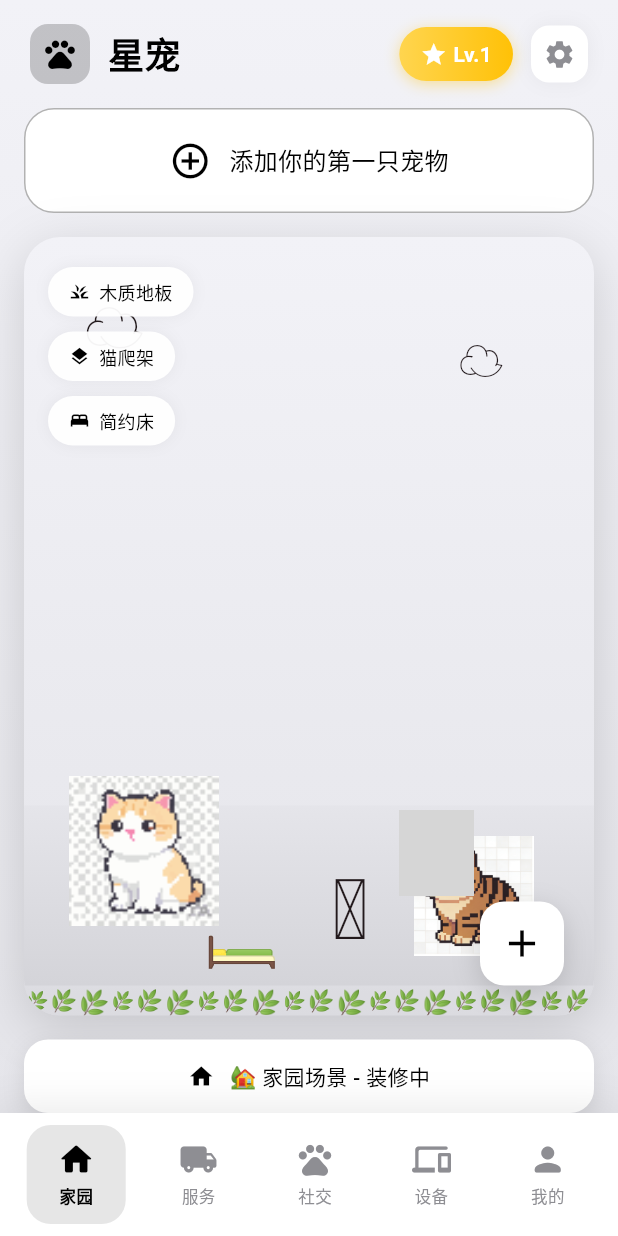
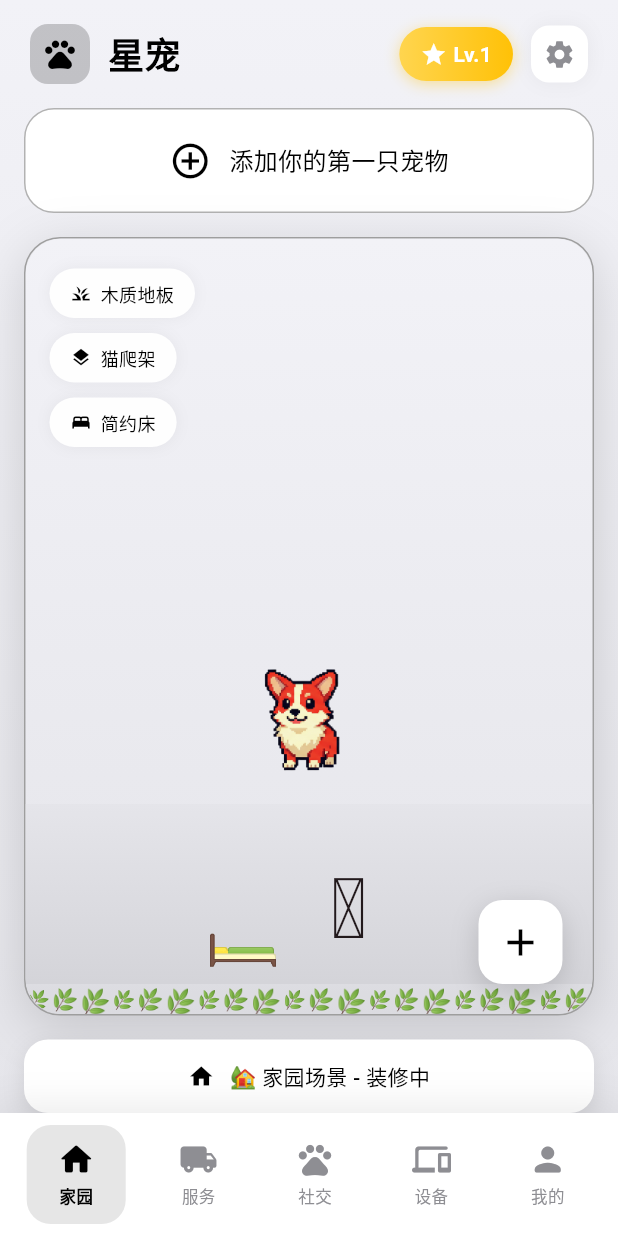
Before and after one commit to Sentheecode/StarPetApp, a Flutter app: the screen it shows after launch, on a phone screen of 412 x 824 dp. Run offline on Flutter 3.47's test engine with Material 3 defaults, Android fonts, the phone set to English and light mode, and no system bars; our stand-ins replace flutter_local_notifications, geolocator, shared_preferences, sqflite; accounts and stored records are empty; network calls fail; Roboto replaces fonts that are missing (System); grey boxes are pictures that could not be loaded.

Commit message:
v3.5.0: 优化主页柯基动画，移除猫咪素材，加边框

```diff
--- a/lib/main.dart
+++ b/lib/main.dart
@@ -15,6 +15,8 @@ import 'services/data_manager.dart';
 import 'services/ota_updater.dart';
 import 'services/home_data.dart';
 import 'services/notification_service.dart';
+import 'widgets/corgi_pet.dart';
+import 'pages/pet_showcase_page.dart';
 import 'pages/theme_settings_page.dart';
 import 'pages/sign_in_page.dart';
 import 'pages/achievements_page.dart';
@@ -956,6 +958,7 @@ class _HomePageState extends State<HomePage> {
       margin: const EdgeInsets.all(16),
       decoration: BoxDecoration(
         borderRadius: BorderRadius.circular(24),
+        border: Border.all(color: Colors.grey, width: 1),
         boxShadow: [
           BoxShadow(
             color: StarPetApp.primaryColor.withValues(alpha: 0.15),
@@ -978,16 +981,22 @@ class _HomePageState extends State<HomePage> {
                 ),
               ),
             ),
-            // 云朵装饰
-            const Positioned(
-              top: 30,
-              left: 40,
-              child: Text('☁️', style: TextStyle(fontSize: 40)),
-            ),
-            const Positioned(
-              top: 60,
-              right: 60,
-              child: Text('☁️', style: TextStyle(fontSize: 30)),
+            // 宠物动画 - 柯基
+            Positioned(
+              bottom: 150,
+              left: 0,
+              right: 0,
+              child: Center(
+                child: GestureDetector(
+                  onTap: () {
+                    Navigator.push(context, MaterialPageRoute(builder: (_) => const PetShowcasePage()));
+                  },
+                  child: const CorgiPet(
+                    size: 100,
+                    isWalking: false,
+                  ),
+                ),
+              ),
             ),
             // 地面
             Positioned(
@@ -1024,54 +1033,6 @@ class _HomePageState extends State<HomePage> {
                 ),
               ),
             ),
-            // 猫咪图片1
-            Positioned(
-              bottom: 60,
-              left: 30,
-              child: Image.asset(
-                'assets/pets/cat/british_short/british_short_01.png',
-                width: 100,
-                height: 100,
-                fit: BoxFit.contain,
-              ),
-            ),
-            // 精灵图动画
-            Positioned(
-              bottom: 60,
-              left: 30,
-              child: Image.asset(
-                'assets/pets/cat/british_short/british_short_01_frame$_petFrameIndex.png',
-                width: 100,
-                height: 100,
-                fit: BoxFit.contain,
-                errorBuilder: (context, error, stackTrace) => Text('🐱', style: TextStyle(fontSize: 72)),
-              ),
-            ),
-            // 第二只猫
-            Positioned(
-              bottom: 40,
-              right: 40,
-              child: Image.asset(
-                'assets/pets/cat/british_short/british_short_02_frame1.png',
-                width: 80,
-                height: 80,
-                fit: BoxFit.contain,
-                errorBuilder: (context, error, stackTrace) => Text('🐱', style: TextStyle(fontSize: 56)),
-              ),
-            ),
-            // 猫咪图片3
-            Positioned(
-              bottom: 80,
-              right: 80,
-              child: Image.asset(
-                'assets/pets/cat/british_short/british_short_03.png',
-                width: 60,
-                height: 60,
-                fit: BoxFit.contain,
-                errorBuilder: (context, error, stackTrace) => Text('🐱', style: TextStyle(fontSize: 40)),
-              ),
-            ),
-            // 家具 - 猫爬架
             const Positioned(
               bottom: 30,
               right: 150,
--- a/lib/widgets/corgi_pet.dart
+++ b/lib/widgets/corgi_pet.dart
@@ -23,7 +23,7 @@ class _CorgiPetState extends State<CorgiPet> with TickerProviderStateMixin {
     super.initState();
     _controller = AnimationController(
       vsync: this,
-      duration: Duration(milliseconds: widget.isWalking ? 400 : 800),
+      duration: Duration(milliseconds: widget.isWalking ? 600 : 1200), // 放慢动画速度
     )..repeat();
   }
 
```
